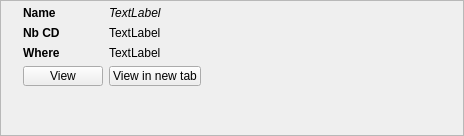
Before: the Qt Designer form weboob/applications/qcineoob/ui/minisubtitle.ui in laurentb/weboob, drawn with Qt 5.
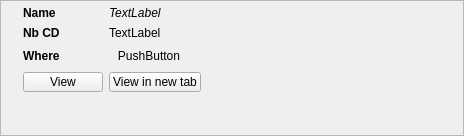
After: the same form once the commit is applied.

Commit message: [qcineoob] show backend icon in all search results

Patch:
```diff
--- a/weboob/applications/qcineoob/ui/minisubtitle.ui
+++ b/weboob/applications/qcineoob/ui/minisubtitle.ui
@@ -116,13 +116,6 @@
        </property>
       </widget>
      </item>
-     <item row="2" column="1">
-      <widget class="QLabel" name="backendLabel">
-       <property name="text">
-        <string>TextLabel</string>
-       </property>
-      </widget>
-     </item>
      <item row="3" column="1">
       <widget class="QPushButton" name="newTabButton">
        <property name="maximumSize">
@@ -149,6 +142,22 @@
        </property>
       </widget>
      </item>
+     <item row="2" column="1">
+      <widget class="QPushButton" name="backendButton">
+       <property name="maximumSize">
+        <size>
+         <width>16777215</width>
+         <height>20</height>
+        </size>
+       </property>
+       <property name="text">
+        <string>PushButton</string>
+       </property>
+       <property name="flat">
+        <bool>true</bool>
+       </property>
+      </widget>
+     </item>
     </layout>
    </item>
   </layout>
```
The commit also changes 5 other files.
